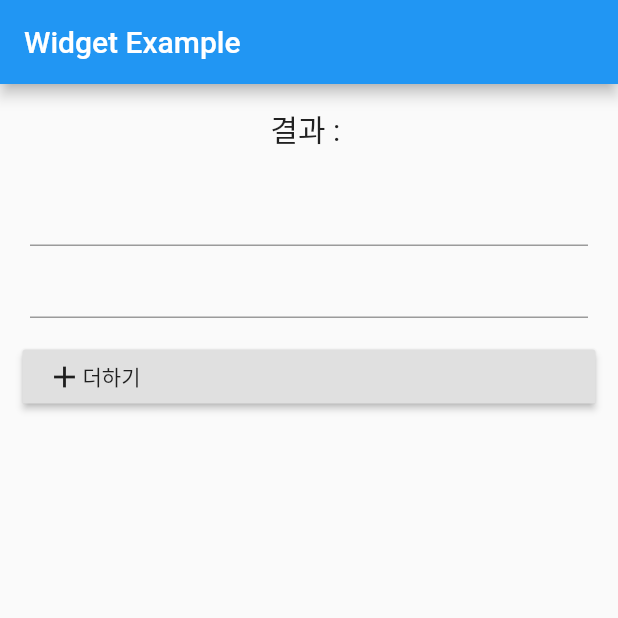
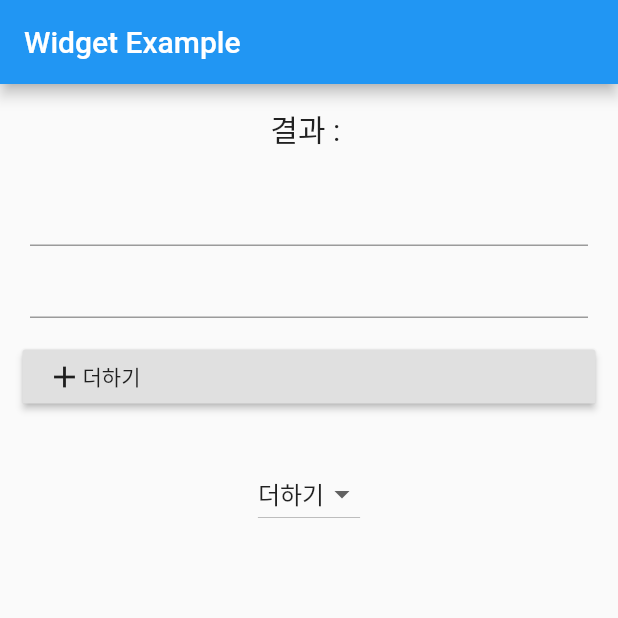
Before and after one commit to ppaka/widget_example, a Flutter app: the screen it shows after launch, after a tap on "더하기", on a phone screen of 412 x 824 dp, the top half of it. Run offline on Flutter 3.47's test engine with Material 2 defaults, Android fonts, the phone set to English and light mode, and no system bars.

Commit message:
0606 end

```diff
--- a/lib/main.dart
+++ b/lib/main.dart
@@ -21,9 +21,21 @@
 }
 
 class _WidgetExampleState extends State<WidgetApp> {
+  List _buttonList = ['더하기', '빼기', '곱하기', '나누기'];
+  List<DropdownMenuItem<String>> _dropDownMenuItems = new List();
+  String _buttonText;
   String sum = '';
   TextEditingController value1 = TextEditingController();
   TextEditingController value2 = TextEditingController();
+
+  @override
+  void initState() {
+    super.initState();
+    for(var item in _buttonList) {
+      _dropDownMenuItems.add(DropdownMenuItem(value: item, child: Text(item)));
+    }
+    _buttonText = _dropDownMenuItems[0].value;
+  }
 
   @override
   Widget build(BuildContext context) {
@@ -58,15 +70,32 @@
                 padding: EdgeInsets.all(15),
                 child: RaisedButton(
                     child: Row(
-                      children: <Widget>[Icon(Icons.add), Text('더하기')],
+                      children: <Widget>[Icon(Icons.add), Text(_buttonText)],
                     ),
                     onPressed: () {
                       setState(() {
-                        int result = int.parse(value1.value.text) +
-                            int.parse(value2.value.text);
+                        var value1Int = double.parse(value1.value.text);
+                        var value2Int = double.parse(value2.value.text);
+                        var result;
+                        if (_buttonText == '더하기') {
+                          result = value1Int + value2Int;
+                        } else if (_buttonText == '빼기') {
+                          result = value1Int - value2Int;
+                        } else if (_buttonText == '곱하기') {
+                          result = value1Int * value2Int;
+                        } else {
+                          result = value1Int / value2Int;
+                        }
                         sum = '$result';
                       });
                     }),
+              ),
+              Padding(padding: EdgeInsets.all(15),
+                child: DropdownButton(items: _dropDownMenuItems, onChanged: (value) {
+                  setState(() {
+                    _buttonText = value;
+                  });
+                }, value: _buttonText,),
               )
             ],
           ),
```
